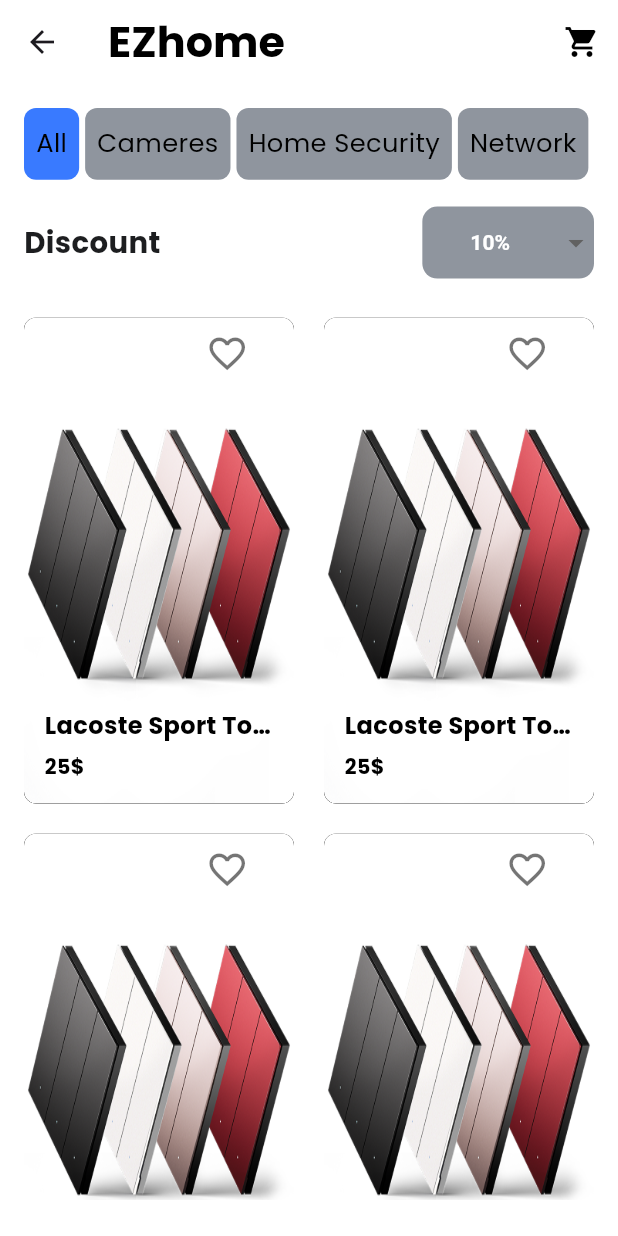
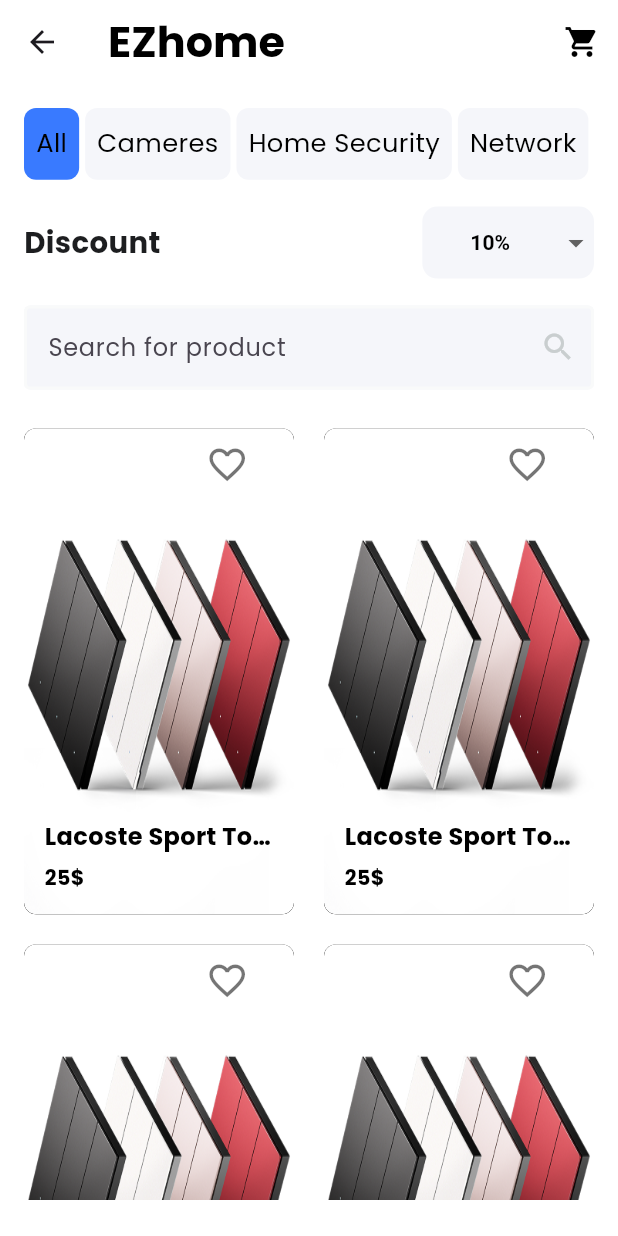
Before and after one commit to graduationproject273/graduatinproject, a Flutter app: the ProductView screen opened by its route, on a phone screen of 412 x 824 dp. Run offline on Flutter 3.47's test engine with Material 3 defaults, Android fonts, the light colour scheme and no system bars; our stand-ins replace device_preview, dots_indicator, flutter_screenutil, flutter_slider_drawer, video_player.

Commit message:
refactor product page

```diff
--- a/lib/core/styles/colors.dart
+++ b/lib/core/styles/colors.dart
@@ -4,5 +4,5 @@
 const textcolorinonboarding = Color(0xffFEFEFE);
 const textcolorinauthpagebuttons = Color(0xff70797E);
 const colortotalincart = Color(0xff95989A);
-const coloritemcat = Color(0xff8F959E);
+const coloritemcat = Color(0xffF5F6FA);
 const colortextfieldreveiw = Color(0xffF5F6FA);
--- a/lib/featrues/products/presentation/view/widgets/dropdown_discount.dart
+++ b/lib/featrues/products/presentation/view/widgets/dropdown_discount.dart
@@ -25,13 +25,13 @@
               Container(
                 width: 100.w,
                 decoration: BoxDecoration(
-                  color: Color(0xff8F959E), // لون الخلفية
+                  color: Color(0xffF5F6FA), // لون الخلفية
                   borderRadius: BorderRadius.circular(10),
                 ),
                 child: DropdownButtonHideUnderline(
                   child: Theme(
                     data: Theme.of(context).copyWith(
-                      canvasColor: Color(0xff8F959E), // لون خلفية القائمة
+                      canvasColor: Color(0xffF5F6FA), // لون خلفية القائمة
                     ),
                     child: DropdownButton<String>(
                       isExpanded: true, // توسيع العنصر لجعل القيمة في المنتصف
@@ -59,7 +59,7 @@
                               padding: EdgeInsets.zero, // منع تحريك النص عشوائيًا
                               child: Text(
                                 value,
-                                style: const TextStyle(color: Colors.white),
+                                style: const TextStyle(color: Colors.black),
                               ),
                             ),
                           ),
--- a/lib/featrues/products/presentation/view/widgets/item_category.dart
+++ b/lib/featrues/products/presentation/view/widgets/item_category.dart
@@ -25,7 +25,7 @@
       child: Center(
         child: Text(
          text,
-          style: Textstyles.textitemcat2,
+          style: Textstyles.textitemcat2.copyWith(color: Colors.black),
           textAlign: TextAlign.center,
         ),
       ),
--- a/lib/featrues/products/presentation/view/widgets/products_view_body.dart
+++ b/lib/featrues/products/presentation/view/widgets/products_view_body.dart
@@ -1,9 +1,9 @@
 import 'package:flutter/material.dart';
 import 'package:flutter_screenutil/flutter_screenutil.dart';
+import 'package:gradution/core/widgets/custom_textfield.dart';
 import 'package:gradution/featrues/products/presentation/view/widgets/dropdown_discount.dart';
 import 'package:gradution/featrues/products/presentation/view/widgets/list_items_categoies.dart';
 import 'package:gradution/featrues/products/presentation/view/widgets/list_items_products.dart';
-
 
 class ProductsViewBody extends StatelessWidget {
   const ProductsViewBody({super.key});
@@ -15,11 +15,14 @@
       child: Column(
         spacing: 15.h,
         children: [
-          listItemsCategories(),
-
-        DropdownDiscount(),
-listItemsProducts()
-
+          const listItemsCategories(),
+          const DropdownDiscount(),
+            CustomTextformfield(
+            hintText: 'Search for product',
+            keyboardType: TextInputType.text,
+            suffixIcon: Icon(Icons.search),
+          ),
+          const listItemsProducts()
         ],
       ),
     );
```
